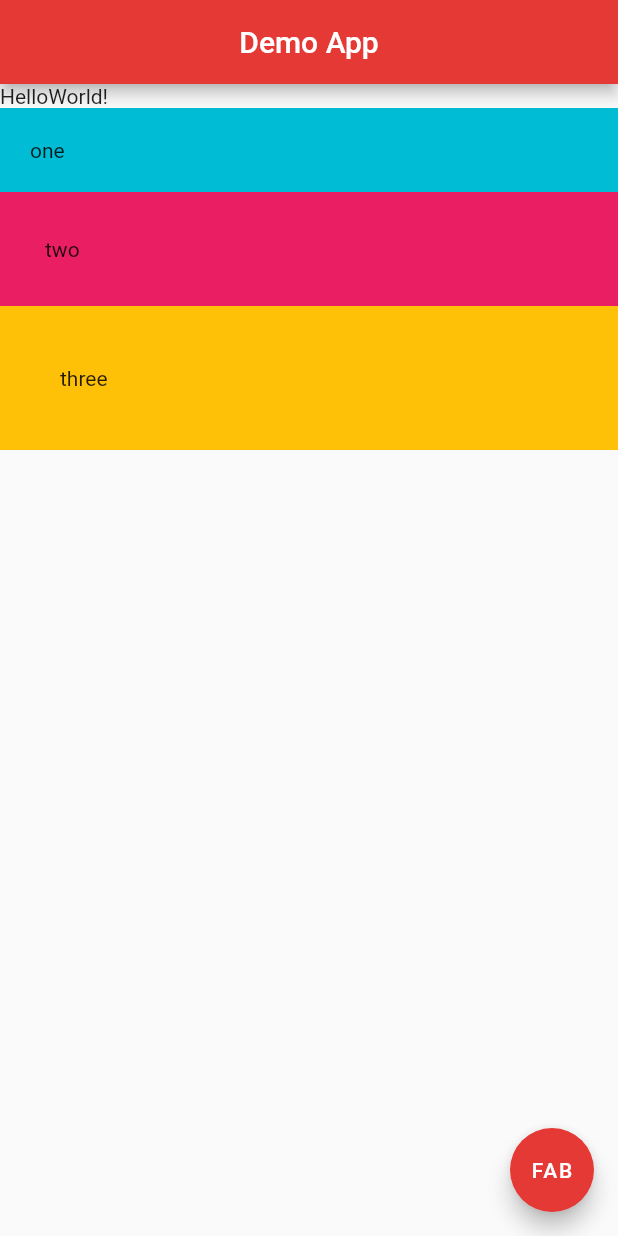
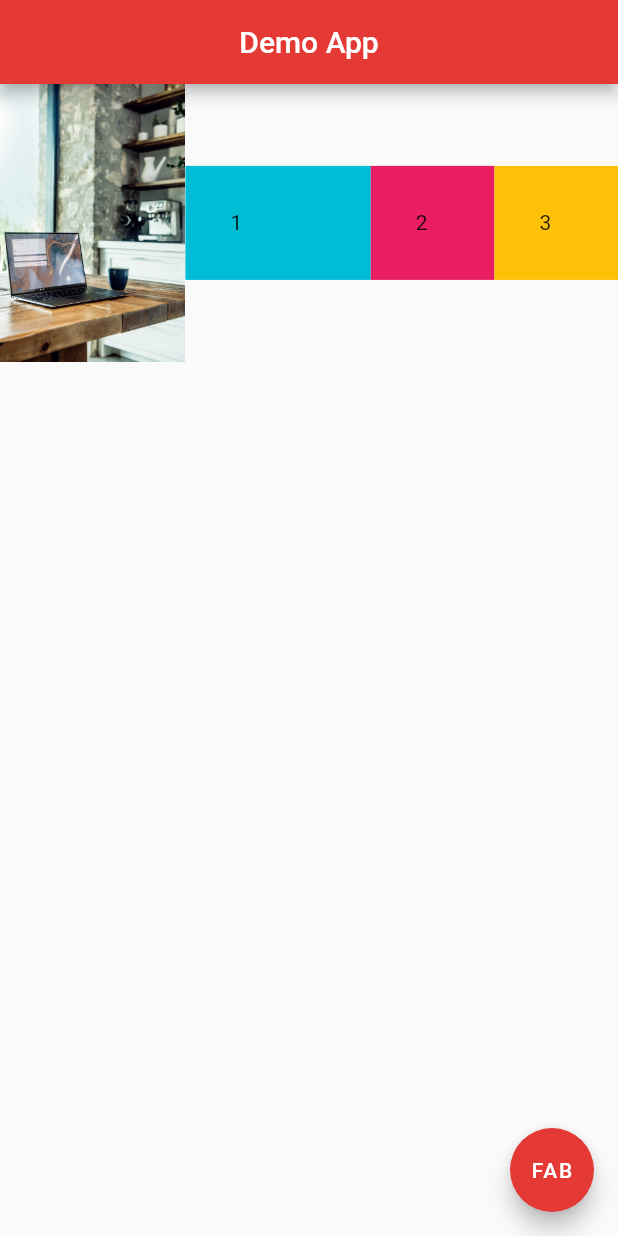
Before and after one commit to jscastanos/labs2020, a Flutter app: the screen it shows after launch, on a phone screen of 412 x 824 dp. Run offline on Flutter 3.47's test engine with Material 2 defaults, Android fonts, the phone set to English and light mode, and no system bars.

Commit message:
Expanded Widget

```diff
--- a/lib/main.dart
+++ b/lib/main.dart
@@ -13,30 +13,35 @@
         centerTitle: true,
         backgroundColor: Colors.red[600],
       ),
-      body: Column(
-        mainAxisAlignment: MainAxisAlignment.start,
-        crossAxisAlignment: CrossAxisAlignment.stretch,
+      body: Row(
         children: <Widget>[
-          Row(
-            children: <Widget>[
-              Text('Hello'),
-              Text('World!'),
-            ],
+          Expanded(
+            flex: 3,
+            child: Image.asset('assets/bg1.jpg'),
           ),
-          Container(
-            padding: EdgeInsets.all(20.0),
-            color: Colors.cyan,
-            child: Text('one'),
+          Expanded(
+            flex: 3,
+            child: Container(
+              padding: EdgeInsets.all(30.0),
+              color: Colors.cyan,
+              child: Text('1'),
+            ),
           ),
-          Container(
-            padding: EdgeInsets.all(30.0),
-            color: Colors.pink,
-            child: Text('two'),
+          Expanded(
+            flex: 2,
+            child: Container(
+              padding: EdgeInsets.all(30.0),
+              color: Colors.pink,
+              child: Text('2'),
+            ),
           ),
-          Container(
-            padding: EdgeInsets.all(40.0),
-            color: Colors.amber,
-            child: Text('three'),
+          Expanded(
+            flex: 2,
+            child: Container(
+              padding: EdgeInsets.all(30.0),
+              color: Colors.amber,
+              child: Text('3'),
+            ),
           ),
         ],
       ),
```
